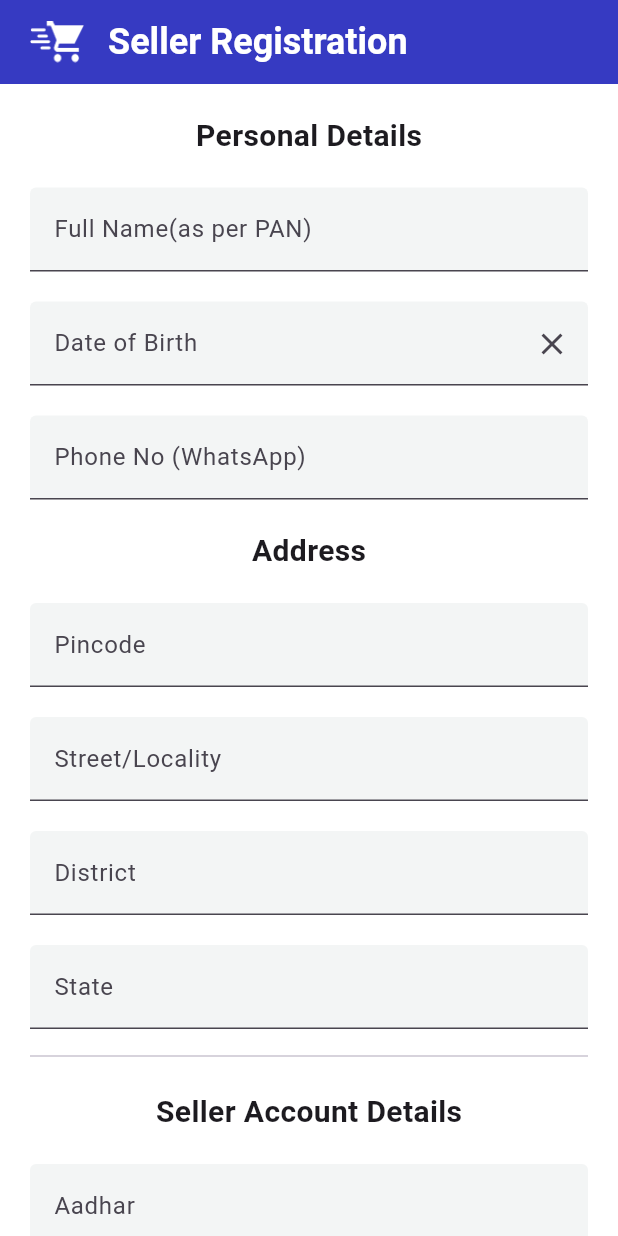
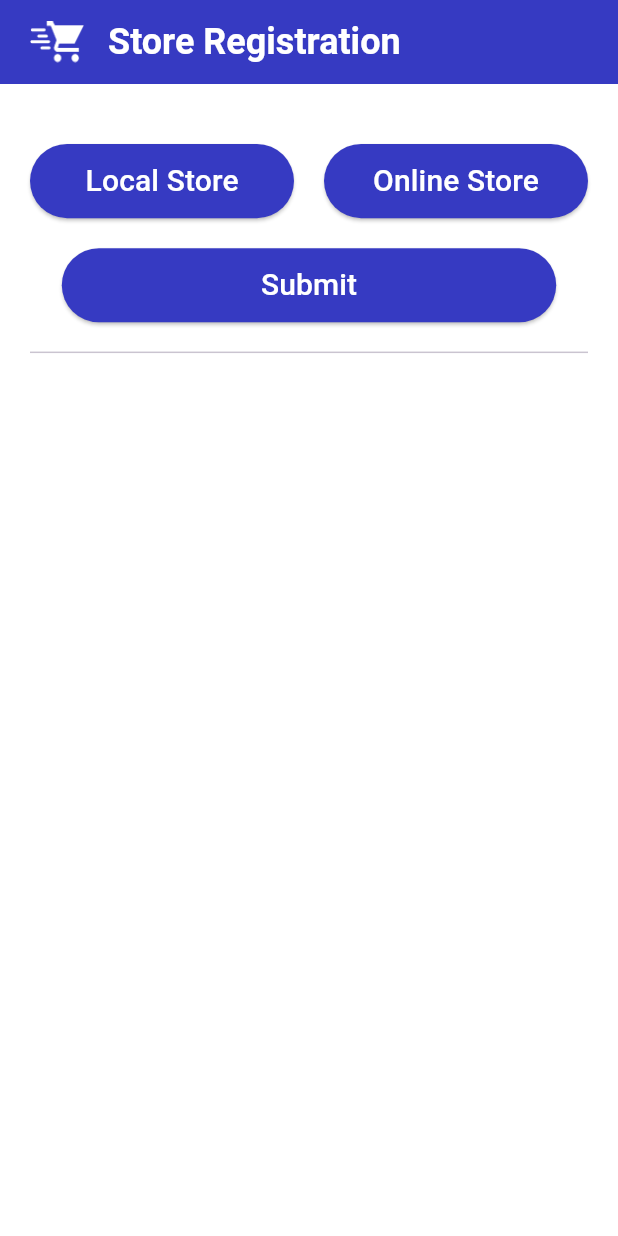
Before and after one commit to upadhyayravi023/ONDC_ZenNexifY, a Flutter app: the screen it shows after launch, on a phone screen of 412 x 824 dp. Run offline on Flutter 3.47's test engine with Material 3 defaults, Android fonts, the phone set to English and light mode, and no system bars; drawn by our look-alikes of flutter_form_builder; our stand-ins replace flutter_dotenv, flutter_onboarding_slider, flutter_screenutil, form_builder_validators, get, image_picker; missing offline and left inert: cloudinary_api, cloudinary_url_gen.

Commit message:
shop registration

```diff
--- /dev/null
+++ b/frontend/bazaar_to_go/lib/controllers/register_shop_controller.dart
@@ -0,0 +1,6 @@
+import 'package:flutter/widgets.dart';
+import 'package:get/get.dart';
+
+class RegisterShopController extends GetxController{
+    final RxList<Widget> fields = <Widget>[].obs;
+}
--- a/frontend/bazaar_to_go/lib/main.dart
+++ b/frontend/bazaar_to_go/lib/main.dart
@@ -1,4 +1,5 @@
 import 'package:bazaar_to_go/view/register_screen.dart';
+import 'package:bazaar_to_go/view/register_shop.dart';
 import 'package:bazaar_to_go/view/splash_screen.dart';
 import 'package:flutter/material.dart';
 import 'package:flutter_dotenv/flutter_dotenv.dart';
@@ -20,7 +21,7 @@ class MyApp extends StatelessWidget {
   @override
   Widget build(BuildContext context) {
     return MaterialApp(
-      home:  RegisterScreen(),
+      home:  RegisterShop(),
       debugShowCheckedModeBanner: false,
       builder: (context, child) {
         // Get the media query size
--- /dev/null
+++ b/frontend/bazaar_to_go/lib/view/register_shop.dart
@@ -0,0 +1,227 @@
+import 'package:bazaar_to_go/controllers/register_shop_controller.dart';
+import 'package:flutter/material.dart';
+import 'package:flutter_form_builder/flutter_form_builder.dart';
+import 'package:flutter_screenutil/flutter_screenutil.dart';
+import 'package:form_builder_validators/form_builder_validators.dart';
+import 'package:get/get.dart';
+import 'dart:convert'; // Import for JSON encoding
+
+class RegisterShop extends StatefulWidget {
+  const RegisterShop({super.key});
+
+  @override
+  State<RegisterShop> createState() => _RegisterShopState();
+}
+
+class _RegisterShopState extends State<RegisterShop> {
+  final _storeFormKey = GlobalKey<FormBuilderState>();
+  final controller = Get.put(RegisterShopController());
+  int _newTextFieldId = 0; // Initialize as an integer
+  final Color kDarkBlueColor = const Color(0xFF363AC2);
+
+  @override
+  Widget build(BuildContext context) {
+    return Scaffold(
+      appBar: AppBar(
+        backgroundColor: kDarkBlueColor,
+        leading: Padding(
+          padding: const EdgeInsets.only(left: 20.0),
+          child: Image.asset(
+            "assets/images/cart_logo.png",
+            colorBlendMode: BlendMode.colorDodge,
+          ),
+        ),
+        title: const Text("Store Registration",
+            style: TextStyle(
+                fontSize: 24,
+                fontWeight: FontWeight.bold,
+                color: Colors.white)),
+      ),
+      backgroundColor: Colors.white,
+      body: SingleChildScrollView(
+        child: Padding(
+          padding: const EdgeInsets.all(20.0),
+          child: FormBuilder(
+            key: _storeFormKey,
+            clearValueOnUnregister: true,
+            child: Column(
+              children: <Widget>[
+                const SizedBox(height: 10),
+                Obx(() => Column(
+                  children: [
+                    ...controller.fields,
+                  ],
+                )),
+                const SizedBox(height: 10),
+                Row(
+                  children: <Widget>[
+                    Expanded(
+                      child: ElevatedButton(
+                        style: ElevatedButton.styleFrom(
+                            fixedSize: Size(240.w, 48.h),
+                            backgroundColor: kDarkBlueColor),
+                        onPressed: () {
+                          final newTextFieldKey = ValueKey(_newTextFieldId);
+                          controller.fields.add(LocalShop(
+                            key: newTextFieldKey,
+                            onDelete: () {
+                              controller.fields.removeWhere((e) => e.key == newTextFieldKey);
+                            },
+                            index: _newTextFieldId, // Pass index for unique field names
+                          ));
+                          _newTextFieldId++; // Increment after adding
+                        },
+                        child: const Text("Local Store", style: TextStyle(
+                            color: Colors.white, fontSize: 20)),
+                      ),
+                    ),
+                    const SizedBox(width: 20),
+                    Expanded(
+                      child: ElevatedButton(
+                        style: ElevatedButton.styleFrom(
+                            fixedSize: Size(240.w, 48.h),
+                            backgroundColor: kDarkBlueColor),
+                        onPressed: () {
+                          final newTextFieldKey = ValueKey(_newTextFieldId);
+                          controller.fields.add(OnlineShop(
+                            key: newTextFieldKey,
+                            onDelete: () {
+                              controller.fields.removeWhere((e) => e.key == newTextFieldKey);
+                            },
+                            index: _newTextFieldId, // Pass index for unique field names
+                          ));
+                          _newTextFieldId++; // Increment after adding
+                        },
+                        child: const Text("Online Store", style: TextStyle(
+                            color: Colors.white, fontSize: 20), textAlign: TextAlign.center,),
+                      ),
+                    ),
+                  ],
+                ),
+                const SizedBox(height: 20),
+                ElevatedButton(
+                  style: ElevatedButton.styleFrom(
+                      fixedSize: Size(240.w, 48.h),
+                      backgroundColor: kDarkBlueColor),
+                  onPressed: () {
+                    if (_storeFormKey.currentState?.saveAndValidate() ?? false) {
+                      // Convert to JSON
+                      String jsonData = jsonEncode(_storeFormKey.currentState?.value);
+                      print(jsonData);
+                    } else {
+                      print("Validation failed");
+                    }
+                  },
+                  child: const Text("Submit", style: TextStyle(
+                      color: Colors.white, fontSize: 20)),
+                ),
+                const Divider(height: 40),
+              ],
+            ),
+          ),
+        ),
+      ),
+    );
+  }
+}
+
+class LocalShop extends StatelessWidget {
+  const LocalShop({
+    super.key,
+    this.onDelete,
+    required this.index,
+  });
+  final VoidCallback? onDelete;
+  final int index;
+
+  @override
+  Widget build(BuildContext context) {
+    return Padding(
+      padding: const EdgeInsets.only(bottom: 8),
+      child: Column(
+        crossAxisAlignment: CrossAxisAlignment.start,
+        children: [
+          const Text("Local Store", style: TextStyle(fontSize: 20, fontWeight: FontWeight.w600)),
+          FormBuilderTextField(
+            name: 'local_store_${index}_name', // Unique field name
+            validator: FormBuilderValidators.required(),
+            decoration: const InputDecoration(labelText: "Store Name"),
+          ),
+          FormBuilderTextField(
+            name: 'local_store_${index}_gstin', // Unique field name
+            validator: FormBuilderValidators.equalLength(15),
+            decoration: const InputDecoration(labelText: "GSTIN"),
+          ),
+          SizedBox(height: 10),
+          const Text("Address", style: TextStyle(fontSize: 20, fontWeight: FontWeight.w600)),
+          FormBuilderTextField(
+            name: 'local_store_${index}_pincode', // Unique field name
+            validator: FormBuilderValidators.compose([
+              FormBuilderValidators.required(),
+              FormBuilderValidators.numeric(),
+              FormBuilderValidators.equalLength(6),
+            ]),
+            decoration: const InputDecoration(labelText: "Pincode"),
+          ),
+          FormBuilderTextField(
+            name: 'local_store_${index}_locality', // Unique field name
+            validator: FormBuilderValidators.required(),
+            decoration: const InputDecoration(labelText: "Locality/City"),
+          ),
+          FormBuilderTextField(
+            name: 'local_store_${index}_district', // Unique field name
+            validator: FormBuilderValidators.required(),
+            decoration: const InputDecoration(labelText: "District"),
+          ),
+          FormBuilderTextField(
+            name: 'local_store_${index}_state', // Unique field name
+            validator: FormBuilderValidators.required(),
+            decoration: const InputDecoration(labelText: "State"),
+          ),
+          IconButton(
+            icon: const Icon(Icons.delete_forever),
+            onPressed: onDelete,
+          ),
+        ],
+      ),
+    );
+  }
+}
+
+class OnlineShop extends StatelessWidget {
+  const OnlineShop({
+    super.key,
+    this.onDelete,
+    required this.index,
+  });
+  final VoidCallback? onDelete;
+  final int index;
+
+  @override
+  Widget build(BuildContext context) {
+    return Padding(
+      padding: const EdgeInsets.only(bottom: 8),
+      child: Column(
+        crossAxisAlignment: CrossAxisAlignment.start,
+        children: [
+          const Text("Online Store", style: TextStyle(fontSize: 20, fontWeight: FontWeight.w600)),
+          FormBuilderTextField(
+            name: 'online_store_${index}_shopify', // Unique field name
+            initialValue: "Shopify",
+            readOnly: true,
+            decoration: const InputDecoration(labelText: "Shopify"),
+          ),
+          FormBuilderTextField(
+            name: 'online_store_${index}_api_key', // Unique field name
+            validator: FormBuilderValidators.required(),
+            decoration: const InputDecoration(labelText: "API Key"),
+          ),
+          IconButton(
+            icon: const Icon(Icons.delete_forever),
+            onPressed: onDelete,
+          ),
+        ],
+      ),
+    );
+  }
+}
```
